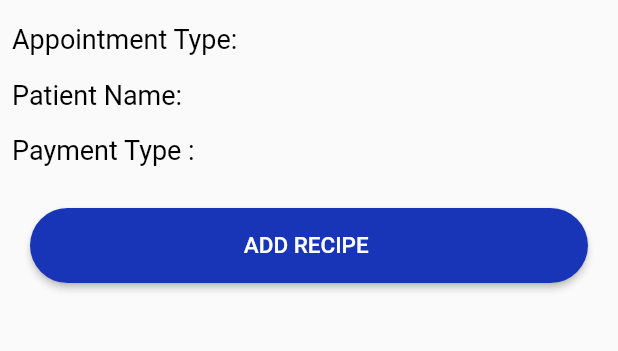
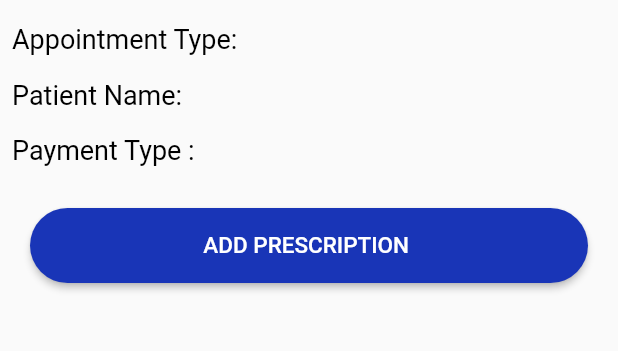
Before and after one commit to ShifaApp/shifaa_app, a Flutter app: the AppointmentDetails screen opened directly with empty values, on a phone screen of 412 x 824 dp, the part 128-479 px from its top. Run offline on Flutter 3.47's test engine with Material 2 defaults, Android fonts, the phone set to English and light mode, and no system bars; our stand-ins replace firebase_auth, firebase_core, firebase_database, firebase_storage, image_picker, shared_preferences; accounts and stored records are empty; Roboto replaces fonts that are missing (Cairo).

Commit message:
edit text

```diff
--- a/lib/screen/screens/doctor/appointment_details.dart
+++ b/lib/screen/screens/doctor/appointment_details.dart
@@ -115,7 +115,7 @@ class _AppointmentDetailsState extends State<AppointmentDetails> {
               //     });
               //   }),
               // if (closeAppointment)
-                lightBlueBtn('Add Recipe ', const EdgeInsets.all(20), () {
+                lightBlueBtn('Add Prescription ', const EdgeInsets.all(20), () {
                   Navigator.push(context, MaterialPageRoute(builder: (context) {
                     return  AddRecipe(appointments: widget.appointments);
                   }));
```
Also changed, not shown: pubspec.lock.
